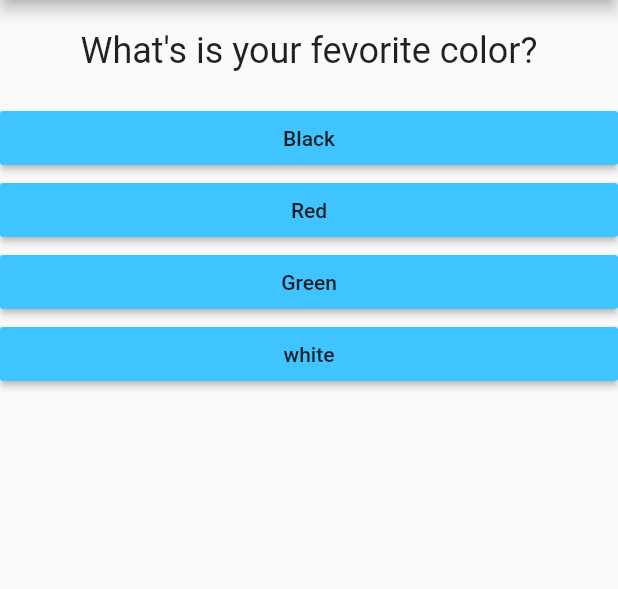
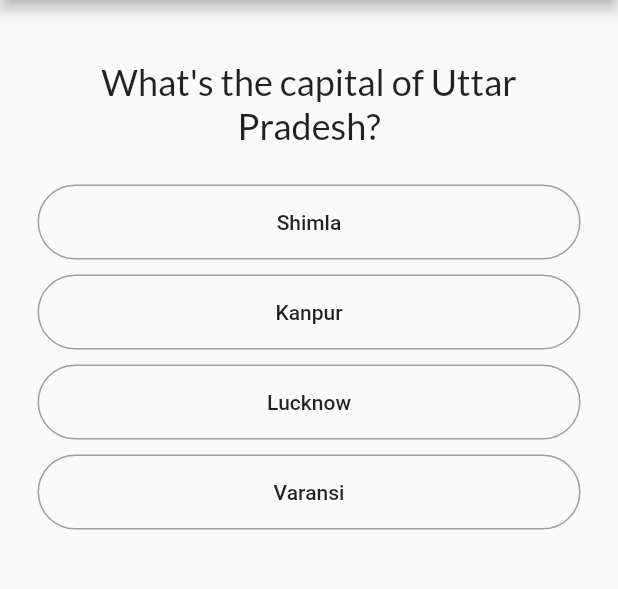
Before and after one commit to Mridul-Maurya/flutter-Simple-Quiz-App, a Flutter app: the screen it shows after launch, on a phone screen of 412 x 824 dp, the part 84-673 px from its top. Run offline on Flutter 3.47's test engine with Material 2 defaults, Android fonts, the phone set to English and light mode, and no system bars; our stand-ins replace google_fonts.

Commit message:
final commit

```diff
--- a/lib/answer.dart
+++ b/lib/answer.dart
@@ -6,13 +6,26 @@ class Answer extends StatelessWidget {
   Answer(this.selectHandler, this.answerText);
   @override
   Widget build(BuildContext context) {
-    return Container(
-      width: double.infinity,
-      child: RaisedButton(
-        color: Colors.lightBlueAccent,
-        child: Text(answerText),
-        onPressed: selectHandler,
+    return
+    Container(
+      padding: EdgeInsets.all(5),
+
+      child: SizedBox(
+        width: 380,
+        height: 50,
+
+        child: FlatButton(
+          highlightColor: Colors.amberAccent,
+          shape: new RoundedRectangleBorder(
+              side: BorderSide(
+                  width: 1, color: Colors.grey, style: BorderStyle.solid),
+                  borderRadius: BorderRadius.circular(30)),
+          child: Text(answerText),
+          onPressed: selectHandler,
+        ),
       ),
     );
   }
+
+
 }
--- a/lib/main.dart
+++ b/lib/main.dart
@@ -7,6 +7,7 @@ void main() {
 }
 
 class MyApp extends StatefulWidget {
+
   @override
   State<StatefulWidget> createState() {
     // TODO: implement createState
@@ -15,41 +16,42 @@ class MyApp extends StatefulWidget {
 }
 
 class _MyAppState extends State<MyApp> {
+
   final _questions = const [
     {
-      'questionText': 'What\'s is your fevorite color?',
+      'questionText': 'What\'s the capital of Uttar Pradesh?',
       'answers': [
-        {'text': 'Black', 'score': 10},
-        {'text': 'Red', 'score': 5},
-        {'text': 'Green', 'score': 3},
-        {'text': 'white', 'score': 1}
+        {'text': 'Shimla', 'score': 0},
+        {'text': 'Kanpur', 'score': 0},
+        {'text': 'Lucknow', 'score': 5},
+        {'text': 'Varansi', 'score': 0}
       ]
     },
     {
-      'questionText': 'What\'s is your fevorite Animal?',
+      'questionText': 'What\'s the capital of Rajsthan?',
       'answers': [
-        {'text': 'Rabbit', 'score': 10},
-        {'text': 'Dog', 'score': 5},
-        {'text': 'Cat', 'score': 3},
-        {'text': 'Cow', 'score': 1}
+        {'text': 'Jaipur', 'score': 5},
+        {'text': 'Udaypur', 'score': 0},
+        {'text': 'Kota', 'score': 0},
+        {'text': 'Jodhpur', 'score': 0}
       ]
     },
     {
-      'questionText': 'What\'s is your fevorite bird?',
+      'questionText': 'What\'s the capital of Madhya Pradesh?',
       'answers': [
-        {'text': 'Parrot', 'score': 10},
-        {'text': 'Kingfisher', 'score': 5},
-        {'text': 'Pecok', 'score': 3},
-        {'text': 'Sparrow', 'score': 1}
+        {'text': 'Indaur', 'score': 0},
+        {'text': 'Ujjain', 'score': 0},
+        {'text': 'Nashik', 'score': 0},
+        {'text': 'Bhopal', 'score': 5}
       ]
     },
     {
-      'questionText': 'What\'s is your fevorite fruit?',
+      'questionText': 'What\'s the capital of Maharastra ?',
       'answers': [
-        {'text': 'Apple', 'score': 10},
-        {'text': 'Mango', 'score': 5},
-        {'text': 'Grapes', 'score': 3},
-        {'text': 'Banana', 'score': 1}
+        {'text': 'Indaur', 'score': 0},
+        {'text': 'Mumbai', 'score': 5},
+        {'text': 'Surat', 'score': 0},
+        {'text': 'Pune', 'score': 0}
       ]
     },
   ];
@@ -79,6 +81,7 @@ class _MyAppState extends State<MyApp> {
   @override
   Widget build(BuildContext contaxt) {
     return MaterialApp(
+      debugShowCheckedModeBanner: false,
       home: Scaffold(
         appBar: AppBar(
           backgroundColor: Colors.green,
@@ -90,7 +93,7 @@ class _MyAppState extends State<MyApp> {
                 questionIndex: _questionIndex,
                 questions: _questions,
               )
-            : Result(_totalScore, _resetQuiz),
+            : Result(_totalScore.toString(), _resetQuiz),
       ),
     );
   }
--- a/lib/question.dart
+++ b/lib/question.dart
@@ -1,4 +1,6 @@
 import 'package:flutter/material.dart';
+import 'package:google_fonts/google_fonts.dart';
+
 
 class Question extends StatelessWidget {
   final String questionText;
@@ -11,7 +13,7 @@ class Question extends StatelessWidget {
       margin: EdgeInsets.all(20.0),
       child: Text(
         questionText,
-        style: TextStyle(fontSize: 24),
+        style: GoogleFonts.lato(fontSize: 24),
         textAlign: TextAlign.center,
       ),
     );
--- a/lib/quiz.dart
+++ b/lib/quiz.dart
@@ -15,13 +15,16 @@ class Quiz extends StatelessWidget {
       @required this.answerQuestion});
   @override
   Widget build(BuildContext context) {
-    return Column(
+    return Container(
+      padding: EdgeInsets.all(20),
+      child: ListView(
         children: [
           Question(questions[questionIndex]['questionText']),
           ...(questions[questionIndex]['answers'] as List<Map<String, Object>>).map((answer) {
             return Answer(() => answerQuestion(answer['score']), answer['text']);
           }).toList()
         ],
+      ),
     );
   }
 }
--- a/pubspec.yaml
+++ b/pubspec.yaml
@@ -23,7 +23,7 @@ environment:
 dependencies:
   flutter:
     sdk: flutter
-
+  google_fonts: ^1.1.2
 
   # The following adds the Cupertino Icons font to your application.
   # Use with the CupertinoIcons class for iOS style icons.
```
Also changed, not shown: lib/result.dart (+31 -14 lines), lib/QuizScreen.dart (added), pubspec.lock. Lines whose indentation alone changed are shown as unchanged.
